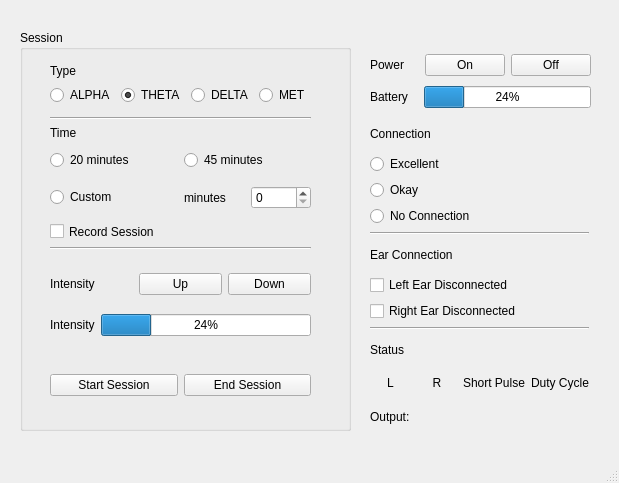
This is CES_Device_Simulator/mainwindow.ui in DaudTalat/CES-Device-Simulator as Qt 5 draws it before an edit. The edited form follows.
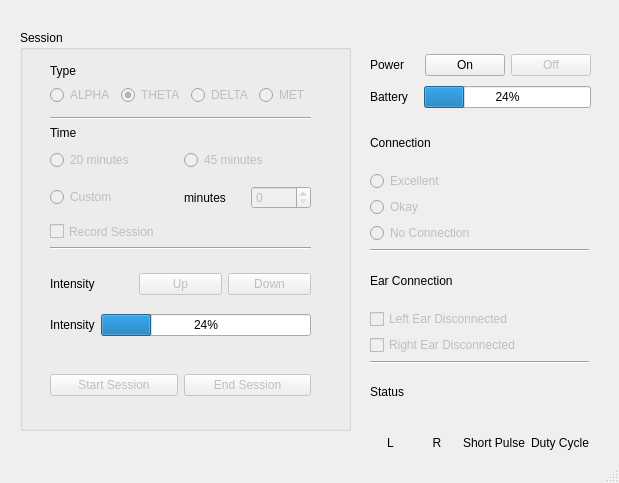
This is the edited form.

The edit to the form file:
```diff
--- a/CES_Device_Simulator/mainwindow.ui
+++ b/CES_Device_Simulator/mainwindow.ui
@@ -60,6 +60,9 @@
         </item>
         <item>
          <widget class="QPushButton" name="btnIntensityUp">
+          <property name="enabled">
+           <bool>false</bool>
+          </property>
           <property name="text">
            <string>Up</string>
           </property>
@@ -67,6 +70,9 @@
         </item>
         <item>
          <widget class="QPushButton" name="btnIntensityDown">
+          <property name="enabled">
+           <bool>false</bool>
+          </property>
           <property name="text">
            <string>Down</string>
           </property>
@@ -106,6 +112,9 @@
      <layout class="QHBoxLayout" name="horizontalLayout_3">
       <item>
        <widget class="QRadioButton" name="rbAlphaOption">
+        <property name="enabled">
+         <bool>false</bool>
+        </property>
         <property name="text">
          <string>ALPHA</string>
         </property>
@@ -113,6 +122,9 @@
       </item>
       <item>
        <widget class="QRadioButton" name="rbThetaOption">
+        <property name="enabled">
+         <bool>false</bool>
+        </property>
         <property name="text">
          <string>THETA</string>
         </property>
@@ -123,6 +135,9 @@
       </item>
       <item>
        <widget class="QRadioButton" name="rbDeltaOption">
+        <property name="enabled">
+         <bool>false</bool>
+        </property>
         <property name="text">
          <string>DELTA</string>
         </property>
@@ -136,6 +151,9 @@
       </item>
       <item>
        <widget class="QRadioButton" name="rbMetOption">
+        <property name="enabled">
+         <bool>false</bool>
+        </property>
         <property name="text">
          <string>MET</string>
         </property>
@@ -170,6 +188,9 @@
      </property>
     </widget>
     <widget class="QCheckBox" name="ckRecordSession">
+     <property name="enabled">
+      <bool>false</bool>
+     </property>
      <property name="geometry">
       <rect>
        <x>30</x>
@@ -220,6 +241,9 @@
      <layout class="QHBoxLayout" name="horizontalLayout_6">
       <item>
        <widget class="QPushButton" name="btnStartSession">
+        <property name="enabled">
+         <bool>false</bool>
+        </property>
         <property name="text">
          <string>Start Session</string>
         </property>
@@ -227,6 +251,9 @@
       </item>
       <item>
        <widget class="QPushButton" name="btnEndSession">
+        <property name="enabled">
+         <bool>false</bool>
+        </property>
         <property name="text">
          <string>End Session</string>
         </property>
@@ -248,6 +275,9 @@
        <layout class="QHBoxLayout" name="horizontalLayout_8">
         <item>
          <widget class="QRadioButton" name="rbTwentyOption">
+          <property name="enabled">
+           <bool>false</bool>
+          </property>
           <property name="text">
            <string>20 minutes</string>
           </property>
@@ -255,6 +285,9 @@
         </item>
         <item>
          <widget class="QRadioButton" name="rbFortyFiveOption">
+          <property name="enabled">
+           <bool>false</bool>
+          </property>
           <property name="text">
            <string>45 minutes</string>
           </property>
@@ -266,6 +299,9 @@
        <layout class="QHBoxLayout" name="horizontalLayout_10">
         <item>
          <widget class="QRadioButton" name="rbCustomOption">
+          <property name="enabled">
+           <bool>false</bool>
+          </property>
           <property name="text">
            <string>Custom</string>
           </property>
@@ -281,7 +317,11 @@
            </widget>
           </item>
           <item>
-           <widget class="QSpinBox" name="spnMinutesInput"/>
+           <widget class="QSpinBox" name="spnMinutesInput">
+            <property name="enabled">
+             <bool>false</bool>
+            </property>
+           </widget>
           </item>
          </layout>
         </item>
@@ -318,6 +358,9 @@
        </item>
        <item>
         <widget class="QPushButton" name="btnPowerOff">
+         <property name="enabled">
+          <bool>false</bool>
+         </property>
          <property name="text">
           <string>Off</string>
          </property>
@@ -351,7 +394,7 @@
       <x>370</x>
       <y>120</y>
       <width>219</width>
-      <height>311</height>
+      <height>396</height>
      </rect>
     </property>
     <layout class="QVBoxLayout" name="verticalLayout_7">
@@ -364,6 +407,9 @@
      </item>
      <item>
       <widget class="QRadioButton" name="rbExcellentConnection">
+       <property name="enabled">
+        <bool>false</bool>
+       </property>
        <property name="text">
         <string>Excellent</string>
        </property>
@@ -371,6 +417,9 @@
      </item>
      <item>
       <widget class="QRadioButton" name="rbOkayConnection">
+       <property name="enabled">
+        <bool>false</bool>
+       </property>
        <property name="text">
         <string>Okay</string>
        </property>
@@ -378,6 +427,9 @@
      </item>
      <item>
       <widget class="QRadioButton" name="rbNoConnection">
+       <property name="enabled">
+        <bool>false</bool>
+       </property>
        <property name="text">
         <string>No Connection</string>
        </property>
@@ -399,6 +451,9 @@
      </item>
      <item>
       <widget class="QCheckBox" name="ckLeftEarDisconnected">
+       <property name="enabled">
+        <bool>false</bool>
+       </property>
        <property name="text">
         <string>Left Ear Disconnected</string>
        </property>
@@ -406,6 +461,9 @@
      </item>
      <item>
       <widget class="QCheckBox" name="ckRightEarDisconnected">
+       <property name="enabled">
+        <bool>false</bool>
+       </property>
        <property name="text">
         <string>Right Ear Disconnected</string>
        </property>
```
Left out of the diff: 3 changed lines with no effect on the pictures.
